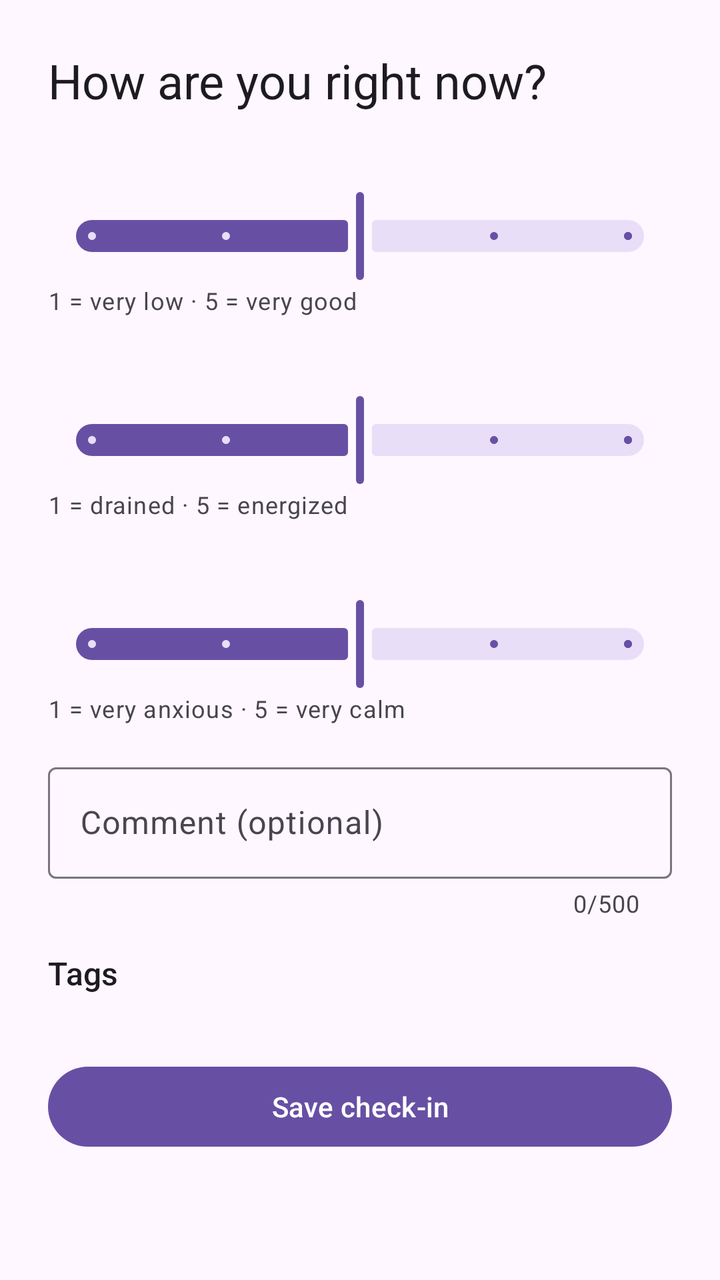
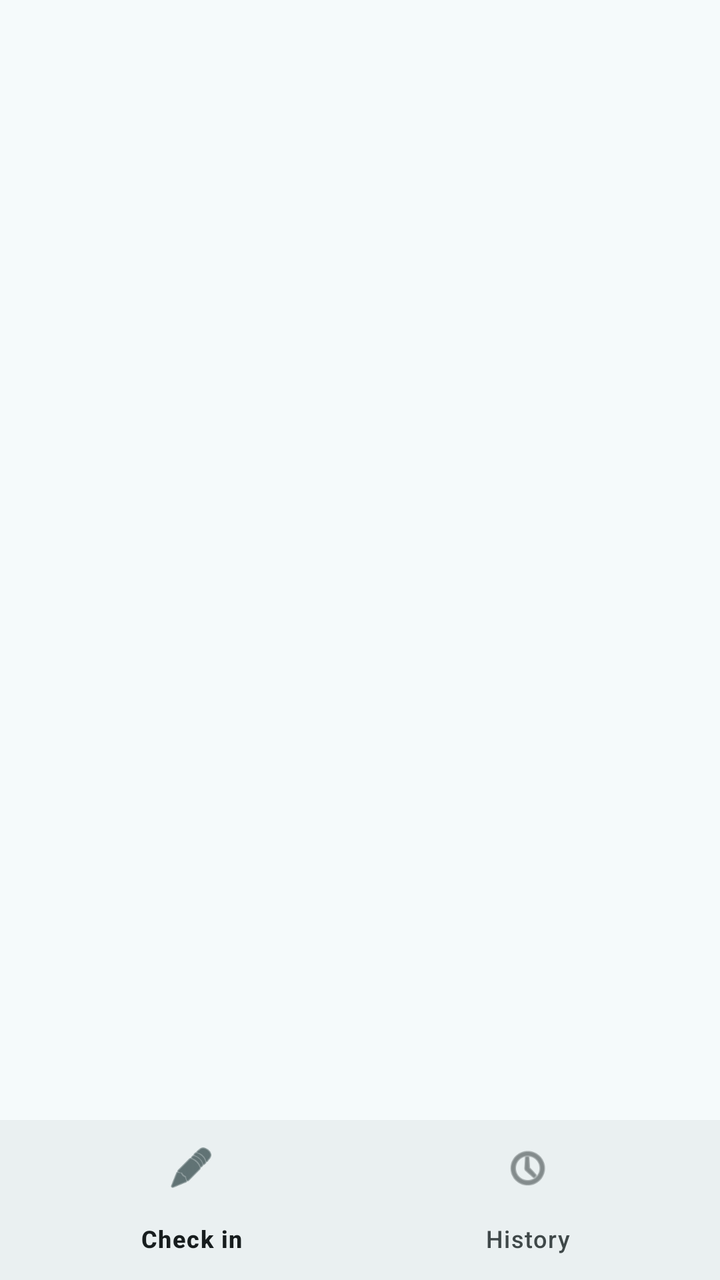

Screens rendered from an Android XML layout before and after an edit, with the pre-edit source and the edit as a unified diff.
<!-- AndroidManifest.xml: application theme Theme.Baromi -->
<!-- res/layout/activity_main.xml -->
<?xml version="1.0" encoding="utf-8"?>
<ScrollView xmlns:android="http://schemas.android.com/apk/res/android"
    xmlns:app="http://schemas.android.com/apk/res-auto"
    android:layout_width="match_parent"
    android:layout_height="match_parent"
    android:fillViewport="true">

    <LinearLayout
        android:layout_width="match_parent"
        android:layout_height="wrap_content"
        android:orientation="vertical"
        android:padding="24dp">

        <TextView
            android:layout_width="wrap_content"
            android:layout_height="wrap_content"
            android:layout_marginBottom="16dp"
            android:text="@string/checkin_title"
            android:textAppearance="?attr/textAppearanceHeadlineSmall" />

        
        <TextView
            android:id="@+id/valueMood"
            android:layout_width="wrap_content"
            android:layout_height="wrap_content"
            android:textAppearance="?attr/textAppearanceTitleMedium" />

        <com.google.android.material.slider.Slider
            android:id="@+id/sliderMood"
            android:layout_width="match_parent"
            android:layout_height="wrap_content"
            android:valueFrom="1.0"
            android:valueTo="5.0"
            android:value="3.0"
            android:stepSize="1.0" />

        <TextView
            android:layout_width="wrap_content"
            android:layout_height="wrap_content"
            android:layout_marginBottom="16dp"
            android:text="@string/mood_anchors"
            android:textAppearance="?attr/textAppearanceBodySmall" />

        
        <TextView
            android:id="@+id/valueEnergy"
            android:layout_width="wrap_content"
            android:layout_height="wrap_content"
            android:textAppearance="?attr/textAppearanceTitleMedium" />

        <com.google.android.material.slider.Slider
            android:id="@+id/sliderEnergy"
            android:layout_width="match_parent"
            android:layout_height="wrap_content"
            android:valueFrom="1.0"
            android:valueTo="5.0"
            android:value="3.0"
            android:stepSize="1.0" />

        <TextView
            android:layout_width="wrap_content"
            android:layout_height="wrap_content"
            android:layout_marginBottom="16dp"
            android:text="@string/energy_anchors"
            android:textAppearance="?attr/textAppearanceBodySmall" />

        
        <TextView
            android:id="@+id/valueAnxiety"
            android:layout_width="wrap_content"
            android:layout_height="wrap_content"
            android:textAppearance="?attr/textAppearanceTitleMedium" />

        <com.google.android.material.slider.Slider
            android:id="@+id/sliderAnxiety"
            android:layout_width="match_parent"
            android:layout_height="wrap_content"
            android:valueFrom="1.0"
            android:valueTo="5.0"
            android:value="3.0"
            android:stepSize="1.0" />

        <TextView
            android:layout_width="wrap_content"
            android:layout_height="wrap_content"
            android:layout_marginBottom="16dp"
            android:text="@string/anxiety_anchors"
            android:textAppearance="?attr/textAppearanceBodySmall" />

        
        <com.google.android.material.textfield.TextInputLayout
            android:id="@+id/commentLayout"
            android:layout_width="match_parent"
            android:layout_height="wrap_content"
            android:hint="@string/comment_hint"
            app:counterEnabled="true"
            app:counterMaxLength="500">

            <com.google.android.material.textfield.TextInputEditText
                android:id="@+id/inputComment"
                android:layout_width="match_parent"
                android:layout_height="wrap_content"
                android:inputType="textMultiLine|textCapSentences"
                android:maxLength="500" />
        </com.google.android.material.textfield.TextInputLayout>

        
        <TextView
            android:layout_width="wrap_content"
            android:layout_height="wrap_content"
            android:layout_marginTop="16dp"
            android:layout_marginBottom="8dp"
            android:text="@string/tags_header"
            android:textAppearance="?attr/textAppearanceTitleMedium" />

        <com.google.android.material.chip.ChipGroup
            android:id="@+id/chipGroupTags"
            android:layout_width="match_parent"
            android:layout_height="wrap_content" />

        <com.google.android.material.button.MaterialButton
            android:id="@+id/buttonSave"
            android:layout_width="match_parent"
            android:layout_height="wrap_content"
            android:layout_marginTop="24dp"
            android:text="@string/save_checkin" />

    </LinearLayout>

</ScrollView>
<!-- resources referenced by this layout -->
<resources>
  <string name="anxiety_anchors">1 = very anxious · 5 = very calm</string>
  <string name="checkin_title">How are you right now?</string>
  <string name="comment_hint">Comment (optional)</string>
  <string name="energy_anchors">1 = drained · 5 = energized</string>
  <string name="mood_anchors">1 = very low · 5 = very good</string>
  <string name="save_checkin">Save check-in</string>
  <string name="tags_header">Tags</string>
  <style name="Theme.Baromi" parent="Theme.Material3.DayNight" />
</resources>

<!-- the commit's change to res/layout/activity_main.xml (unified diff, before → after) -->
@@ -1,130 +1,19 @@
 <?xml version="1.0" encoding="utf-8"?>
-<ScrollView xmlns:android="http://schemas.android.com/apk/res/android"
+<LinearLayout xmlns:android="http://schemas.android.com/apk/res/android"
     xmlns:app="http://schemas.android.com/apk/res-auto"
     android:layout_width="match_parent"
     android:layout_height="match_parent"
-    android:fillViewport="true">
-
-    <LinearLayout
+    android:orientation="vertical"
+    android:clipToPadding="false"
+    android:fitsSystemWindows="true">
+    <FrameLayout
+        android:id="@+id/navHostContainer"
+        android:layout_width="match_parent"
+        android:layout_height="0dp"
+        android:layout_weight="1" />
+    <com.google.android.material.bottomnavigation.BottomNavigationView
+        android:id="@+id/bottomNav"
         android:layout_width="match_parent"
         android:layout_height="wrap_content"
-        android:orientation="vertical"
-        android:padding="24dp">
-
-        <TextView
-            android:layout_width="wrap_content"
-            android:layout_height="wrap_content"
-            android:layout_marginBottom="16dp"
-            android:text="@string/checkin_title"
-            android:textAppearance="?attr/textAppearanceHeadlineSmall" />
-
-        
-        <TextView
-            android:id="@+id/valueMood"
-            android:layout_width="wrap_content"
-            android:layout_height="wrap_content"
-            android:textAppearance="?attr/textAppearanceTitleMedium" />
-
-        <com.google.android.material.slider.Slider
-            android:id="@+id/sliderMood"
-            android:layout_width="match_parent"
-            android:layout_height="wrap_content"
-            android:valueFrom="1.0"
-            android:valueTo="5.0"
-            android:value="3.0"
-            android:stepSize="1.0" />
-
-        <TextView
-            android:layout_width="wrap_content"
-            android:layout_height="wrap_content"
-            android:layout_marginBottom="16dp"
-            android:text="@string/mood_anchors"
-            android:textAppearance="?attr/textAppearanceBodySmall" />
-
-        
-        <TextView
-            android:id="@+id/valueEnergy"
-            android:layout_width="wrap_content"
-            android:layout_height="wrap_content"
-            android:textAppearance="?attr/textAppearanceTitleMedium" />
-
-        <com.google.android.material.slider.Slider
-            android:id="@+id/sliderEnergy"
-            android:layout_width="match_parent"
-            android:layout_height="wrap_content"
-            android:valueFrom="1.0"
-            android:valueTo="5.0"
-            android:value="3.0"
-            android:stepSize="1.0" />
-
-        <TextView
-            android:layout_width="wrap_content"
-            android:layout_height="wrap_content"
-            android:layout_marginBottom="16dp"
-            android:text="@string/energy_anchors"
-            android:textAppearance="?attr/textAppearanceBodySmall" />
-
-        
-        <TextView
-            android:id="@+id/valueAnxiety"
-            android:layout_width="wrap_content"
-            android:layout_height="wrap_content"
-            android:textAppearance="?attr/textAppearanceTitleMedium" />
-
-        <com.google.android.material.slider.Slider
-            android:id="@+id/sliderAnxiety"
-            android:layout_width="match_parent"
-            android:layout_height="wrap_content"
-            android:valueFrom="1.0"
-            android:valueTo="5.0"
-            android:value="3.0"
-            android:stepSize="1.0" />
-
-        <TextView
-            android:layout_width="wrap_content"
-            android:layout_height="wrap_content"
-            android:layout_marginBottom="16dp"
-            android:text="@string/anxiety_anchors"
-            android:textAppearance="?attr/textAppearanceBodySmall" />
-
-        
-        <com.google.android.material.textfield.TextInputLayout
-            android:id="@+id/commentLayout"
-            android:layout_width="match_parent"
-            android:layout_height="wrap_content"
-            android:hint="@string/comment_hint"
-            app:counterEnabled="true"
-            app:counterMaxLength="500">
-
-            <com.google.android.material.textfield.TextInputEditText
-                android:id="@+id/inputComment"
-                android:layout_width="match_parent"
-                android:layout_height="wrap_content"
-                android:inputType="textMultiLine|textCapSentences"
-                android:maxLength="500" />
-        </com.google.android.material.textfield.TextInputLayout>
-
-        
-        <TextView
-            android:layout_width="wrap_content"
-            android:layout_height="wrap_content"
-            android:layout_marginTop="16dp"
-            android:layout_marginBottom="8dp"
-            android:text="@string/tags_header"
-            android:textAppearance="?attr/textAppearanceTitleMedium" />
-
-        <com.google.android.material.chip.ChipGroup
-            android:id="@+id/chipGroupTags"
-            android:layout_width="match_parent"
-            android:layout_height="wrap_content" />
-
-        <com.google.android.material.button.MaterialButton
-            android:id="@+id/buttonSave"
-            android:layout_width="match_parent"
-            android:layout_height="wrap_content"
-            android:layout_marginTop="24dp"
-            android:text="@string/save_checkin" />
-
-    </LinearLayout>
-
-</ScrollView>
+        app:menu="@menu/bottom_nav" />
+</LinearLayout>
<!-- resource entries referenced after the edit -->
@@ -1,12 +1,106 @@
 <!-- resources referenced by this layout -->
 <resources>
-  <string name="anxiety_anchors">1 = very anxious · 5 = very calm</string>
-  <string name="checkin_title">How are you right now?</string>
-  <string name="comment_hint">Comment (optional)</string>
-  <string name="energy_anchors">1 = drained · 5 = energized</string>
-  <string name="mood_anchors">1 = very low · 5 = very good</string>
-  <string name="save_checkin">Save check-in</string>
-  <string name="tags_header">Tags</string>
-  <style name="Theme.Baromi" parent="Theme.Material3.DayNight" />
+  <style name="Theme.Baromi" parent="Theme.Material3.DayNight">
+          <item name="colorPrimary">@color/baromi_primary</item>
+          <item name="colorOnPrimary">@color/baromi_on_primary</item>
+          <item name="colorPrimaryContainer">@color/baromi_primary_container</item>
+          <item name="colorOnPrimaryContainer">@color/baromi_on_primary_container</item>
+  
+          <item name="colorSecondary">@color/baromi_secondary</item>
+          <item name="colorOnSecondary">@color/baromi_on_secondary</item>
+          <item name="colorSecondaryContainer">@color/baromi_secondary_container</item>
+          <item name="colorOnSecondaryContainer">@color/baromi_on_secondary_container</item>
+  
+          <item name="colorTertiary">@color/baromi_tertiary</item>
+          <item name="colorOnTertiary">@color/baromi_on_tertiary</item>
+          <item name="colorTertiaryContainer">@color/baromi_tertiary_container</item>
+          <item name="colorOnTertiaryContainer">@color/baromi_on_tertiary_container</item>
+  
+          <item name="colorError">@color/baromi_error</item>
+          <item name="colorOnError">@color/baromi_on_error</item>
+          <item name="colorErrorContainer">@color/baromi_error_container</item>
+          <item name="colorOnErrorContainer">@color/baromi_on_error_container</item>
+  
+          <item name="android:colorBackground">@color/baromi_background</item>
+          <item name="colorOnBackground">@color/baromi_on_background</item>
+          <item name="colorSurface">@color/baromi_surface</item>
+          <item name="colorOnSurface">@color/baromi_on_surface</item>
+          <item name="colorSurfaceVariant">@color/baromi_surface_variant</item>
+          <item name="colorOnSurfaceVariant">@color/baromi_on_surface_variant</item>
+  
+          <item name="colorOutline">@color/baromi_outline</item>
+          <item name="colorOutlineVariant">@color/baromi_outline_variant</item>
+  
+          <item name="colorSurfaceInverse">@color/baromi_inverse_surface</item>
+          <item name="colorOnSurfaceInverse">@color/baromi_inverse_on_surface</item>
+          <item name="colorPrimaryInverse">@color/baromi_inverse_primary</item>
+  
+          <item name="colorSurfaceDim">@color/baromi_surface_dim</item>
+          <item name="colorSurfaceBright">@color/baromi_surface_bright</item>
+          <item name="colorSurfaceContainerLowest">@color/baromi_surface_container_lowest</item>
+          <item name="colorSurfaceContainerLow">@color/baromi_surface_container_low</item>
+          <item name="colorSurfaceContainer">@color/baromi_surface_container</item>
+          <item name="colorSurfaceContainerHigh">@color/baromi_surface_container_high</item>
+          <item name="colorSurfaceContainerHighest">@color/baromi_surface_container_highest</item>
+  
+          <item name="colorPrimaryFixed">@color/baromi_primary_fixed</item>
+          <item name="colorPrimaryFixedDim">@color/baromi_primary_fixed_dim</item>
+          <item name="colorOnPrimaryFixed">@color/baromi_on_primary_fixed</item>
+          <item name="colorOnPrimaryFixedVariant">@color/baromi_on_primary_fixed_variant</item>
+          <item name="colorSecondaryFixed">@color/baromi_secondary_fixed</item>
+          <item name="colorSecondaryFixedDim">@color/baromi_secondary_fixed_dim</item>
+          <item name="colorOnSecondaryFixed">@color/baromi_on_secondary_fixed</item>
+          <item name="colorOnSecondaryFixedVariant">@color/baromi_on_secondary_fixed_variant</item>
+          <item name="colorTertiaryFixed">@color/baromi_tertiary_fixed</item>
+          <item name="colorTertiaryFixedDim">@color/baromi_tertiary_fixed_dim</item>
+          <item name="colorOnTertiaryFixed">@color/baromi_on_tertiary_fixed</item>
+          <item name="colorOnTertiaryFixedVariant">@color/baromi_on_tertiary_fixed_variant</item>
+      </style>
+  <color name="baromi_primary">#00696F</color>
+  <color name="baromi_on_primary">#FFFFFF</color>
+  <color name="baromi_primary_container">#6FF6FF</color>
+  <color name="baromi_on_primary_container">#002022</color>
+  <color name="baromi_secondary">#4A6365</color>
+  <color name="baromi_on_secondary">#FFFFFF</color>
+  <color name="baromi_secondary_container">#CDE7E9</color>
+  <color name="baromi_on_secondary_container">#051F21</color>
+  <color name="baromi_tertiary">#7E5700</color>
+  <color name="baromi_on_tertiary">#FFFFFF</color>
+  <color name="baromi_tertiary_container">#FFDDB1</color>
+  <color name="baromi_on_tertiary_container">#281800</color>
+  <color name="baromi_error">#BA1A1A</color>
+  <color name="baromi_on_error">#FFFFFF</color>
+  <color name="baromi_error_container">#FFDAD6</color>
+  <color name="baromi_on_error_container">#410002</color>
+  <color name="baromi_background">#F5FAFB</color>
+  <color name="baromi_on_background">#171D1E</color>
+  <color name="baromi_surface">#F5FAFB</color>
+  <color name="baromi_on_surface">#171D1E</color>
+  <color name="baromi_surface_variant">#DAE4E5</color>
+  <color name="baromi_on_surface_variant">#3F4849</color>
+  <color name="baromi_outline">#6F797A</color>
+  <color name="baromi_outline_variant">#BFC8C9</color>
+  <color name="baromi_inverse_surface">#2B3132</color>
+  <color name="baromi_inverse_on_surface">#ECF2F3</color>
+  <color name="baromi_inverse_primary">#4FD8E0</color>
+  <color name="baromi_surface_dim">#D6DCDD</color>
+  <color name="baromi_surface_bright">#F5FAFB</color>
+  <color name="baromi_surface_container_lowest">#FFFFFF</color>
+  <color name="baromi_surface_container_low">#EFF5F6</color>
+  <color name="baromi_surface_container">#EAF0F1</color>
+  <color name="baromi_surface_container_high">#E4EAEB</color>
+  <color name="baromi_surface_container_highest">#DEE4E5</color>
+  <color name="baromi_primary_fixed">#6FF6FF</color>
+  <color name="baromi_primary_fixed_dim">#4FD8E0</color>
+  <color name="baromi_on_primary_fixed">#002022</color>
+  <color name="baromi_on_primary_fixed_variant">#004F55</color>
+  <color name="baromi_secondary_fixed">#CDE7E9</color>
+  <color name="baromi_secondary_fixed_dim">#B1CBCD</color>
+  <color name="baromi_on_secondary_fixed">#051F21</color>
+  <color name="baromi_on_secondary_fixed_variant">#324B4D</color>
+  <color name="baromi_tertiary_fixed">#FFDDB1</color>
+  <color name="baromi_tertiary_fixed_dim">#F5BD48</color>
+  <color name="baromi_on_tertiary_fixed">#281800</color>
+  <color name="baromi_on_tertiary_fixed_variant">#5F3F00</color>
 </resources>
 
